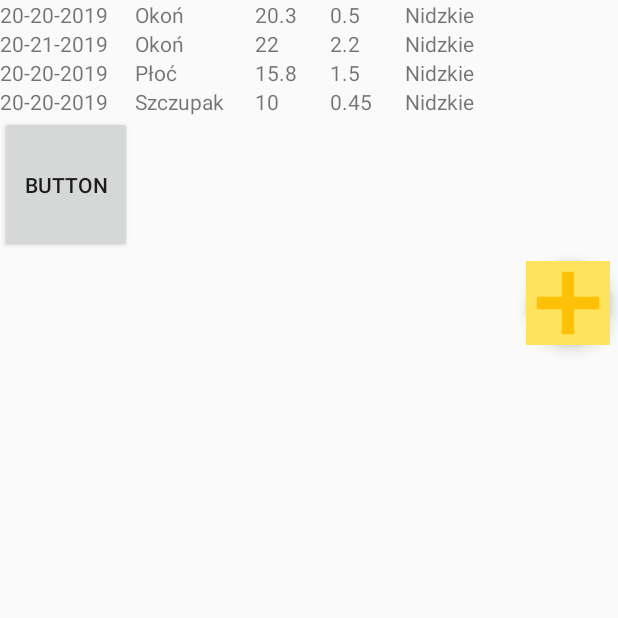
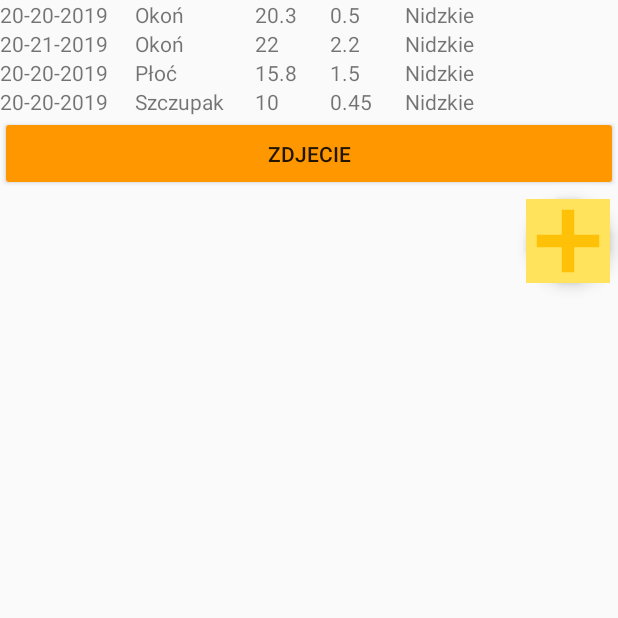
Before and after one commit to joannamaria27/FishermanApp, an Android app: the screen it shows after launch (MainActivity), on a phone screen of 412 x 824 dp, the top half of it. Run offline under Robolectric (Android 15) with nearby library versions, the phone set to English and light mode, and no system bars; our stand-ins replace Room's generated code.

Commit message:
add internationalization

```diff
--- a/app/src/main/res/layout/activity_edit_fish.xml
+++ b/app/src/main/res/layout/activity_edit_fish.xml
@@ -70,7 +70,7 @@
     <Button
         android:id="@+id/button_save"
         android:layout_width="match_parent"
-        android:layout_height="wrap_content"
+        android:layout_height="50dp"
         android:background="@color/buttomColor"
         android:text="@string/button_save" />
 </LinearLayout>
--- a/app/src/main/res/layout/activity_main.xml
+++ b/app/src/main/res/layout/activity_main.xml
@@ -19,9 +19,10 @@
 
     <Button
         android:id="@+id/button_camera"
-        android:layout_width="wrap_content"
-        android:layout_height="91dp"
-        android:text="Button" />
+        android:layout_width="match_parent"
+        android:layout_height="50dp"
+        android:backgroundTint="#FF9800"
+        android:text="@string/fish_camera" />
 
     <com.google.android.material.floatingactionbutton.FloatingActionButton
         android:id="@+id/add_button"
--- a/app/src/main/res/values/strings.xml
+++ b/app/src/main/res/values/strings.xml
@@ -1,6 +1,4 @@
 <resources>
-    <string name="app_name">FishermanApp</string>
-    <string name="action_settings">Settings</string>
 
     //18
 
@@ -9,11 +7,19 @@
     <string name="hint_fish_wielkosc">Wielkosc...</string>
     <string name="hint_fish_waga">Waga...</string>
     <string name="hint_fish_jezioro">Jezioro...</string>
+    <string name="button_save">ZAPISZ</string>
+    <string name="empty_not_save">Ryba nie została zapisana, ponieważ występują puste pola.</string>
 
-    <string name="button_save">Save</string>
-    <string name="empty_not_save">Fish not saved because there are empty fields.</string>
+    <string name="fish_updated">Zaaktualizowanie ryby.</string>
 
-    <string name="fish_added">Add fish</string>
-    <string name="fish_updated">Update fish</string>
+
+
+    <string name="fish_camera">ZDJECIE</string>
+
+    <string name="camera_take">ZRÓB ZDJECIE</string>
+    <string name="camera_image">ZOBACZ ZDJECIE</string>
+    <string name="fish_added">Dodaj rybę</string>
+    <string name="app_name">WędkarzApp</string>
+    <string name="action_settings">Ustawienia</string>
 
 </resources>
```
Also changed, not shown: app/src/main/res/layout/activity_camera.xml (+16 -13 lines), 1 other file.
